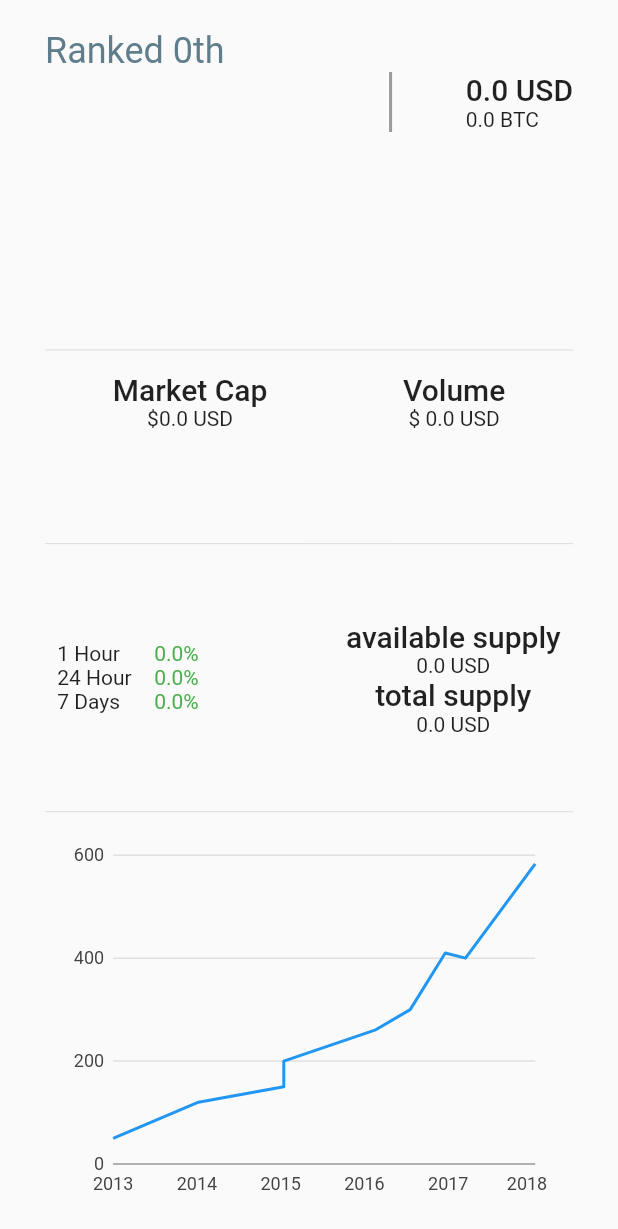
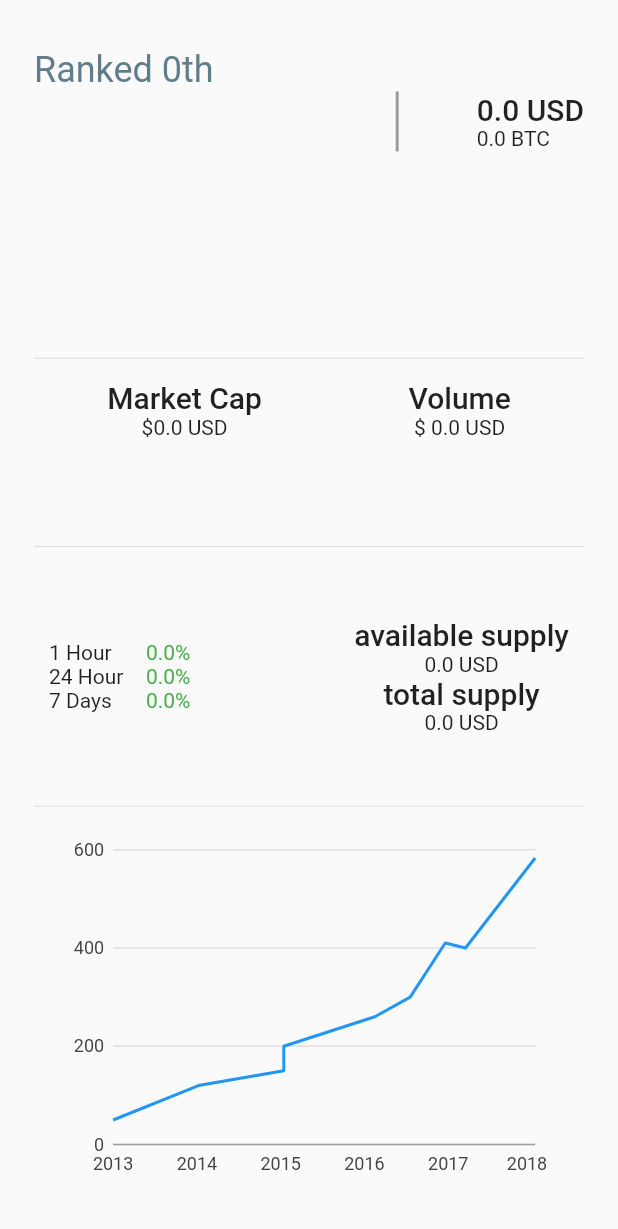
Before and after one commit to mostafabahri/crypto-display, a Flutter app: the CoinItemDetail widget shown alone on an empty page, opened directly with empty values, on a phone screen of 412 x 824 dp. Shown: the top 1229 px of the screen. Run offline on Flutter 3.47's test engine with Material 2 defaults, Android fonts, the phone set to English and light mode, and no system bars; our stand-ins replace charts_flutter; network calls fail.

Commit message:
use mediaQuery for root padding

```diff
--- a/lib/screens/coinDetail.dart
+++ b/lib/screens/coinDetail.dart
@@ -239,8 +239,10 @@ class CoinItemDetail extends StatelessWidget {
           ]);
     }
 
+    var mq = MediaQuery.of(context).size;
     return new Padding(
-      padding: const EdgeInsets.symmetric(horizontal: 30.0, vertical: 20.0),
+      padding: EdgeInsets.symmetric(
+          horizontal: mq.width * .055, vertical: mq.height * 0.04),
       child: new Container(
           child: new Column(// top level column
               children: [
```
